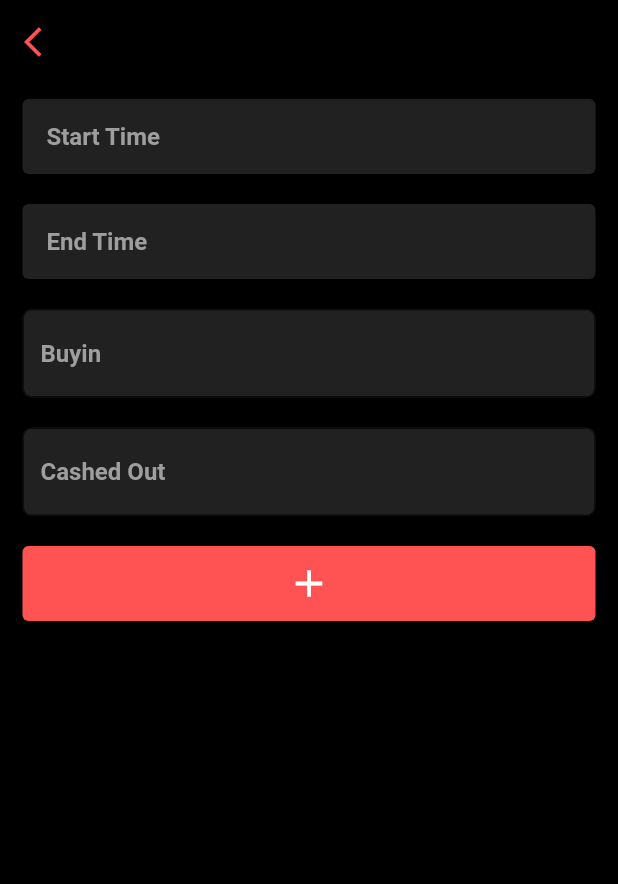
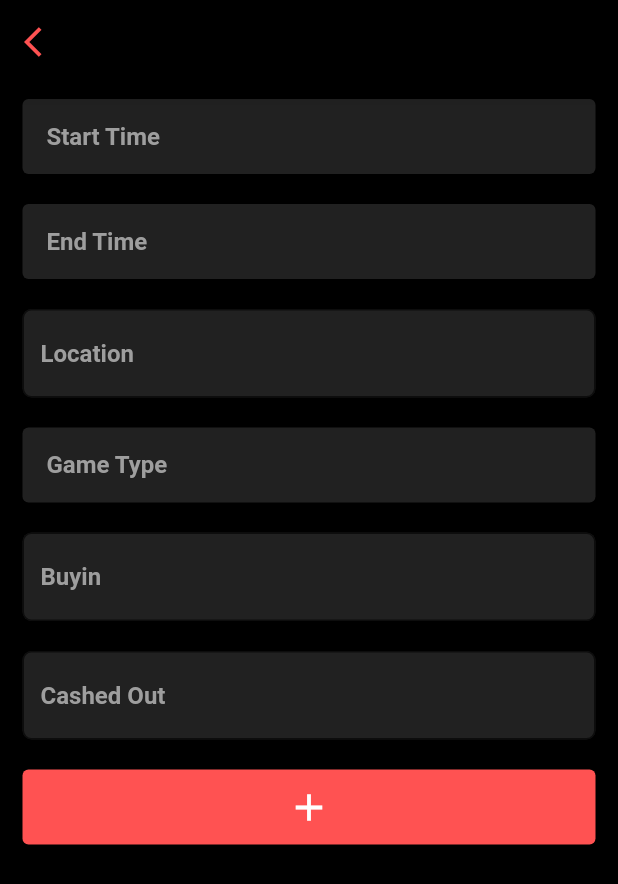
Before and after one commit to cezar-r/pokerbook, a Flutter app: the screen it shows after launch, after a tap on the "add" icon, on a phone screen of 412 x 824 dp. Shown: the top 884 px of the screen. Run offline on Flutter 3.47's test engine with Material 2 defaults, Android fonts, the phone set to English and light mode, and no system bars; our stand-ins replace shared_preferences, syncfusion_flutter_charts.

Commit message:
added more data

```diff
--- a/lib/app_user.dart
+++ b/lib/app_user.dart
@@ -18,7 +18,7 @@ class AppUser {
   }
 
   static List getGames() {
-    String gamesStr = _prefsInstance?.getString('_previousGames5') ?? '[]';
+    String gamesStr = _prefsInstance?.getString('_cashGameHistory') ?? '[]';
     List games = json.decode(gamesStr);
     return games;
   }
@@ -27,7 +27,7 @@ class AppUser {
     List games = getGames();
     games.add(game);
     String gamesStr = json.encode(games);
-    _prefsInstance?.setString('_previousGames5', gamesStr);
+    _prefsInstance?.setString('_cashGameHistory', gamesStr);
   }
 
   static void removeGame(DateTime ts) {
@@ -39,7 +39,7 @@ class AppUser {
       }
     }
     String gamesStr = json.encode(newGames);
-    _prefsInstance?.setString('_previousGames5', gamesStr);
+    _prefsInstance?.setString('_cashGameHistory', gamesStr);
   }
 
 }
--- a/lib/game_page.dart
+++ b/lib/game_page.dart
@@ -20,6 +20,18 @@ class _GamePage extends State<GamePage> {
 
   Map game;
   _GamePage(this.game);
+
+
+
+  int getTotalTime() {
+    var startTime_ = Constants.dateFormat.parse(game['startTime']);
+    var endTime_ = Constants.dateFormat.parse(game['endTime']);
+    return endTime_.difference(startTime_).inMinutes;
+  }
+
+  int getProfit() {
+    return int.parse(game['cashedOut']) - int.parse(game['buyin']);
+  }
 
   @override
   void initState() {
@@ -71,7 +83,10 @@ class _GamePage extends State<GamePage> {
         child: Column(
           mainAxisAlignment: MainAxisAlignment.start,
           children: [
-            buildRow('Profit', '\$${int.parse(game['cashedOut']) - int.parse(game['buyin'])}'),
+            buildRow('Location', '${game['location']}'),
+            buildRow('Type & Stake', '${game['gameType']}'),
+            buildRow('Profit', '\$${getProfit()}'),
+            buildRow('Hourly Rate', '\$${(getProfit() / (getTotalTime() / 60)).toStringAsFixed(2)}/hour'),
             buildRow('Buyin', '\$${game['buyin']}'),
             buildRow('Cashed Out', '\$${game['cashedOut']}'),
             buildRow('Start', game['startTime']),
--- a/lib/home.dart
+++ b/lib/home.dart
@@ -8,14 +8,7 @@ import 'game_page.dart';
 
 /// TODO
 /// Figure out navbar
-/// Graph page
-///  Build a list of tuples [(very first start date, profit), ..., (very last start date, proft)]
-///  $/hour
-///  $/session
-///  total profit
-///  total time played
-/// Game Page
-///  Can edit or remove game from history
+/// DONE: Move "Report" down
 ///
 
 class PriceData {
@@ -23,6 +16,8 @@ class PriceData {
   int? profit;
   PriceData(this.ts, this.profit);
 }
+
+
 
 class MyHomePage extends StatefulWidget {
   const MyHomePage({Key? key}) : super(key: key);
@@ -34,8 +29,9 @@ class MyHomePage extends StatefulWidget {
 class _MyHomePageState extends State<MyHomePage> {
   final List _games = AppUser.getGames();
   List<PriceData> _priceData = [];
+  late TrackballBehavior trackball;
 
-  _MyHomePageState(){initState();}
+  // _MyHomePageState(){initState();}
 
   String timeDifference(String startTime, String endTime) {
     var startTime_ = Constants.dateFormat.parse(startTime);
@@ -59,8 +55,8 @@ class _MyHomePageState extends State<MyHomePage> {
                 MaterialPageRoute(builder: (context) => GamePage(m)),
               );
             },
-            title: Constants.text(m['startTime'], color: Colors.white, fontSize: 16),
-            subtitle: Constants.text(timeDifference(m['startTime'], m['endTime']).toString(), color: Colors.white, fontSize: 12),
+            title: Constants.text(m['location'] + ' - ' + m['startTime'], color: Colors.white, fontSize: 16, fontWeight: FontWeight.bold),
+            subtitle: Constants.text(m['gameType'] + ' ' + timeDifference(m['startTime'], m['endTime']).toString(), color: Colors.white, fontSize: 12),
             contentPadding: const EdgeInsets.fromLTRB(0, 0, 15, 0),
             trailing: int.parse(m['cashedOut']) > int.parse(m['buyin']) ?
             Constants.text("+\$" + (int.parse(m['cashedOut']) - int.parse(m['buyin'])).toString() + ".00",
@@ -75,6 +71,7 @@ class _MyHomePageState extends State<MyHomePage> {
         ),
       );
     }
+    widgets.add(const SizedBox(height: 30));
     return widgets;
   }
 
@@ -88,6 +85,7 @@ class _MyHomePageState extends State<MyHomePage> {
               Constants.dateFormat.parse(b['startTime'])));
       int totalProfit = 0;
       for (Map m in _games) {
+        print(m);
         int profit = int.parse(m['cashedOut']) - int.parse(m['buyin']);
         DateTime startTime = Constants.dateFormat.parse(m['startTime']);
         priceData.add(PriceData(startTime, totalProfit + profit));
@@ -134,6 +132,16 @@ class _MyHomePageState extends State<MyHomePage> {
   void initState() {
     _priceData = getPriceData();
     AppUser.init();
+    trackball = TrackballBehavior(
+        enable: true,
+        lineType: TrackballLineType.vertical,
+        activationMode: ActivationMode.singleTap,
+        tooltipAlignment: ChartAlignment.center,
+        tooltipDisplayMode: TrackballDisplayMode.nearestPoint,
+        tooltipSettings: InteractiveTooltip(format: 'point.x: point.y'),
+        shouldAlwaysShow: false,
+        hideDelay: 1200,
+    );
     super.initState();
   }
 
@@ -147,7 +155,7 @@ class _MyHomePageState extends State<MyHomePage> {
           child: Column(
             children: [
               Padding(
-                padding: const EdgeInsets.fromLTRB(0, 0, 0, 10),
+                padding: const EdgeInsets.fromLTRB(0, 10, 0, 10),
                 child: Align(
                     alignment: Alignment.centerLeft,
                     child: Constants.text("Report", color: Colors.white, fontSize: 30, fontWeight: FontWeight.bold)
@@ -155,12 +163,12 @@ class _MyHomePageState extends State<MyHomePage> {
               ),
              Align(
                   alignment: Alignment.centerLeft,
-                  child: Constants.text("\$${getProfit()}", color: getHourly() > 0 ? Colors.greenAccent : Colors.redAccent, fontSize: 20, fontWeight: FontWeight.bold)
+                  child: Constants.text("\$${getProfit()}", color: getHourly() > 0 ? Colors.greenAccent : Colors.redAccent, fontSize: 22, fontWeight: FontWeight.bold)
                 ),
               const SizedBox(height: 5,),
               Align(
                   alignment: Alignment.centerLeft,
-                  child: Constants.text("\$${getHourly().toStringAsFixed(2)}/hour", color: getHourly() > 0 ? Colors.greenAccent : Colors.redAccent, fontSize: 15, fontWeight: FontWeight.bold),
+                  child: Constants.text("\$${getHourly().toStringAsFixed(2)}/hour", color: getHourly() > 0 ? Colors.greenAccent : Colors.redAccent, fontSize: 16, fontWeight: FontWeight.bold),
               ),
               const SizedBox(height: 10),
               // Align(
@@ -191,7 +199,8 @@ class _MyHomePageState extends State<MyHomePage> {
                         dataSource: _priceData,
                         xValueMapper: (PriceData price, _) => price.ts,
                         yValueMapper: (PriceData price, _) => price.profit)
-                  ]
+                  ],
+                trackballBehavior: trackball,
               ),
               const SizedBox(height: 5),
               Row(
--- a/lib/new_report_page.dart
+++ b/lib/new_report_page.dart
@@ -58,14 +58,53 @@ class _NewReport extends State<NewReport> {
 
   final buyinText = TextEditingController();
   final cashedOutText = TextEditingController();
+  final locationText = TextEditingController();
   DateTime? _startTime;
   DateTime? _endTime;
+  String? _selectedGameType;
 
 
 
   @override
   Widget build(BuildContext context) {
 
+    var _gameTypes = ['NL 1/2', 'NL 1/3', 'NL 2/4', 'NL 2/5', 'NL 5/10', 'NL 10/20',
+                      'Limit 1/2', 'Limit 1/3', 'Limit 2/4', 'Limit 2/5', 'Limit 5/10', 'Limit 10/20',
+                      'PLO 1/2', 'PLO 1/3', 'PLO 2/4', 'PLO 2/5', 'PLO 5/10', 'PLO 10/20'];
+
+    void _showGameTypePicker() {
+      showCupertinoModalPopup(
+          context: context,
+          builder: (BuildContext builder) {
+            return Column(
+                mainAxisAlignment: MainAxisAlignment.end,
+                children: <Widget>[
+                  Container(
+                      height: MediaQuery
+                          .of(context)
+                          .copyWith()
+                          .size
+                          .height * .25,
+                      color: Colors.black,
+                      child: CupertinoPicker(
+                        children: _gameTypes.map((x) => Constants.text(x, color: Colors.white,  fontSize: 18)).toList(),
+                        onSelectedItemChanged: (value) {
+                          _selectedGameType = _gameTypes[value];
+                          setState(() {
+
+                          });
+                        },
+                        itemExtent: 50,
+                        diameterRatio: 4,
+                        useMagnifier: true,
+                        magnification: 1.1,
+                      )
+                  ),
+                ]
+            );
+          }
+      );
+    }
 
     void _showDatePicker(bool start) {
       // showCupertinoModalPopup is a built-in function of the cupertino library
@@ -75,30 +114,6 @@ class _NewReport extends State<NewReport> {
             return Column(
                 mainAxisAlignment: MainAxisAlignment.end,
                 children: <Widget>[
-                  Row(
-                    mainAxisAlignment: MainAxisAlignment.spaceBetween,
-                    children: <Widget>[
-                      CupertinoButton(
-                        child: const Text(''),
-                        onPressed: () {},
-                        padding: const EdgeInsets.symmetric(
-                          horizontal: 16.0,
-                          vertical: 5.0,
-                        ),
-                      ),
-                      CupertinoButton(
-                        child: const Text(
-                          'Confirm',
-                          style: TextStyle(color: Colors.redAccent),
-                        ),
-                        onPressed: () {Navigator.of(context, rootNavigator: true).pop();},
-                        padding: const EdgeInsets.symmetric(
-                          horizontal: 16.0,
-                          vertical: 5.0,
-                        ),
-                      )
-                    ],
-                  ),
                   Container(
                     height: MediaQuery
                         .of(context)
@@ -129,7 +144,6 @@ class _NewReport extends State<NewReport> {
           }
       );
     }
-
 
     return Scaffold(
         resizeToAvoidBottomInset: false,
@@ -213,6 +227,51 @@ class _NewReport extends State<NewReport> {
               ),
             ),
             TextField(
+              controller: locationText,
+              style: const TextStyle(
+                color: Colors.white,
+                fontWeight: FontWeight.bold,
+              ),
+              decoration: InputDecoration(
+                  fillColor: Colors.grey[900],
+                  filled: true,
+                  border: const OutlineInputBorder(
+                    borderRadius: BorderRadius.all(Radius.circular(6.0)),
+                  ),
+                  hintText: prevPage == 'home' ? "Location" : game['location'],
+                  hintStyle: const TextStyle(
+                    color: Colors.grey,
+                    fontWeight: FontWeight.bold,
+                  )
+              ),
+            ),
+            SizedBox(
+              width: 400,
+              height: 50,
+              child: ElevatedButton(
+                child: Align(
+                  alignment: Alignment.centerLeft,
+                  child: Text(
+                    _selectedGameType != null ? _selectedGameType : prevPage == 'home' ? "Game Type" : game['gameType'],
+                    style: TextStyle(
+                      color: _selectedGameType != null ? Colors.white : Colors.grey,
+                      fontWeight: FontWeight.bold,
+                      fontSize: 16,
+                    ),
+                  ),
+                ),
+                style: ButtonStyle(
+                  backgroundColor: MaterialStateProperty.all(Colors.grey[900]),
+                ),
+                onPressed: () {
+                  _showGameTypePicker();
+                  setState(() {
+
+                  });
+                },
+              ),
+            ),
+            TextField(
               controller: buyinText,
               style: const TextStyle(
                 color: Colors.white,
@@ -275,6 +334,8 @@ class _NewReport extends State<NewReport> {
                     if (prevPage == 'gamePage') {
                       Map newGame = {'buyin': buyinText.text != '' ? buyinText.text : game['buyin'],
                         'cashedOut': cashedOutText.text != '' ? cashedOutText.text : game['cashedOut'],
+                        'location' : locationText.text != '' ? locationText.text : game['location'],
+                        'gameType' : _selectedGameType != null ? _selectedGameType : game['gameType'],
                         'startTime': _startTime != null ? Constants.dateFormat.format(_startTime!) : game['startTime'],
                         'endTime': _endTime != null ? Constants.dateFormat.format(_endTime!) : game['endTime']
                       };
@@ -293,6 +354,8 @@ class _NewReport extends State<NewReport> {
                     }
                     Map newGame = {"buyin": buyinText.text,
                       "cashedOut": cashedOutText.text,
+                      'location' : locationText.text,
+                      'gameType' : _selectedGameType,
                       "startTime": Constants.dateFormat.format(_startTime!),
                       "endTime": Constants.dateFormat.format(_endTime!)};
                     AppUser.addGame(newGame);
```
